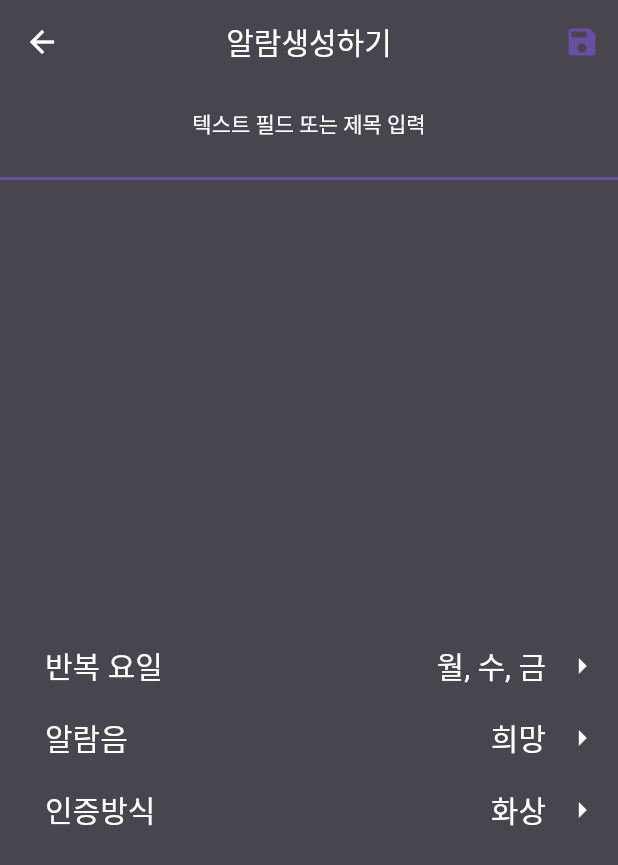
After one commit to seooh99/Moyeolarm, a Flutter app: the ClockSetting screen opened directly, on a phone screen of 412 x 824 dp. The commit adds this screen. Shown: the top 865 px of the screen. Run offline on Flutter 3.47's test engine with Material 2 defaults, Android fonts, the phone set to English and light mode, and no system bars; statements that could not run were skipped.

Commit message:
feat: clock_setting 레이아웃

```diff
--- a/moyeolam-fe/lib/common/const/alarm_list.dart
+++ b/moyeolam-fe/lib/common/const/alarm_list.dart
@@ -59,14 +59,14 @@ class AlarmList extends StatelessWidget {
               shape: RoundedRectangleBorder(
                   borderRadius: BorderRadius.circular(10),
               side: BorderSide(
-                color: mainColor,
+                color: MAIN_COLOR,
                 width: 2,
               )),
               child: Padding(
                 padding: const EdgeInsets.symmetric(vertical: 40),
                 child: Center(
                   child: Icon(Icons.add,
-                  color: mainColor,),
+                  color: MAIN_COLOR,),
                 ),
               )
             )
--- /dev/null
+++ b/moyeolam-fe/lib/common/layout/clock_setting.dart
@@ -0,0 +1,169 @@
+import 'package:flutter/material.dart';
+import 'package:youngjun/common/const/colors.dart';
+
+import '../clock.dart';
+
+class ClockSetting extends StatelessWidget {
+  const ClockSetting({super.key});
+
+  @override
+  Widget build(BuildContext context) {
+    return Scaffold(
+      backgroundColor: BACKGROUND_COLOR,
+      appBar: AppBar(
+        backgroundColor: BACKGROUND_COLOR,
+        elevation: 0,
+        title: Text('알람생성하기'),
+        centerTitle: true,
+        leading: IconButton(onPressed: () {}, icon: Icon(Icons.arrow_back)),
+        actions: <Widget>[
+          IconButton(
+              onPressed: () {},
+              icon: Icon(
+                Icons.save,
+                color: MAIN_COLOR,
+              ))
+        ],
+      ),
+      body: Column(
+        children: [
+          Padding(
+            padding: const EdgeInsets.symmetric(vertical: 16.0),
+            child: Text(
+              '텍스트 필드 또는 제목 입력',
+              style: TextStyle(color: Colors.white),
+            ),
+          ),
+          SizedBox(
+            height: 10,
+          ),
+          Divider(
+            thickness: 2,
+            height: 1,
+            color: MAIN_COLOR,
+          ),
+          SizedBox(
+            height: 300,
+          ),
+          Column(
+            children: [
+              Row(
+                children: [
+                  Padding(
+                    padding: const EdgeInsets.symmetric(horizontal: 30.0),
+                    child: Text(
+                      '반복 요일',
+                      style: TextStyle(
+                        fontSize: 20,
+                        color: Colors.white,
+                      ),
+                    ),
+                  ),
+                  SizedBox(
+                    width: 100,
+                  ),
+                  Expanded(
+                    child: Row(
+                      mainAxisAlignment: MainAxisAlignment.end,
+                      children: [
+                        Text(
+                          '월, 수, 금',
+                          style: TextStyle(
+                            fontSize: 20,
+                            color: Colors.white,
+                          ),
+                        ),
+                        IconButton(
+                          onPressed: () {},
+                          icon: Icon(
+                            Icons.arrow_right_sharp,
+                            color: Colors.white,
+                          ),
+                        ),
+                      ],
+                    ),
+                  ),
+                ],
+              ),
+              Row(
+                children: [
+                  Padding(
+                    padding: const EdgeInsets.symmetric(horizontal: 30.0),
+                    child: Text(
+                      '알람음',
+                      style: TextStyle(
+                        fontSize: 20,
+                        color: Colors.white,
+                      ),
+                    ),
+                  ),
+                  SizedBox(
+                    width: 100,
+                  ),
+                  Expanded(
+                    child: Row(
+                      mainAxisAlignment: MainAxisAlignment.end,
+                      children: [
+                        Text(
+                          '희망',
+                          style: TextStyle(
+                            fontSize: 20,
+                            color: Colors.white,
+                          ),
+                        ),
+                        IconButton(
+                          onPressed: () {},
+                          icon: Icon(
+                            Icons.arrow_right_sharp,
+                            color: Colors.white,
+                          ),
+                        ),
+                      ],
+                    ),
+                  ),
+                ],
+              ),
+              Row(
+                children: [
+                  Padding(
+                    padding: const EdgeInsets.symmetric(horizontal: 30.0),
+                    child: Text(
+                      '인증방식',
+                      style: TextStyle(
+                        fontSize: 20,
+                        color: Colors.white,
+                      ),
+                    ),
+                  ),
+                  SizedBox(
+                    width: 100,
+                  ),
+                  Expanded(
+                    child: Row(
+                      mainAxisAlignment: MainAxisAlignment.end,
+                      children: [
+                        Text(
+                          '화상',
+                          style: TextStyle(
+                            fontSize: 20,
+                            color: Colors.white,
+                          ),
+                        ),
+                        IconButton(
+                            onPressed: () {},
+                            icon: Icon(
+                              Icons.arrow_right_sharp,
+                              color: Colors.white,
+                            ))
+                      ],
+                    ),
+                  ),
+                ],
+              ),
+            ],
+          )
+        ],
+      ),
+    );
+  }
+}
```
